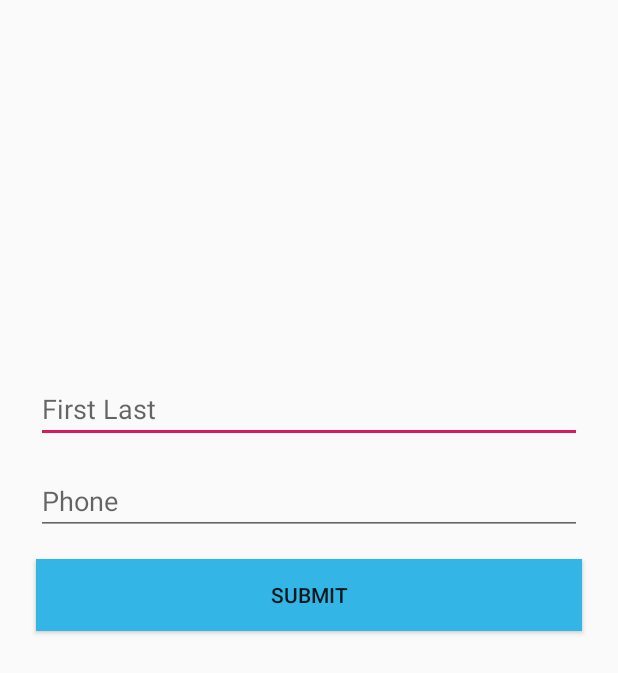
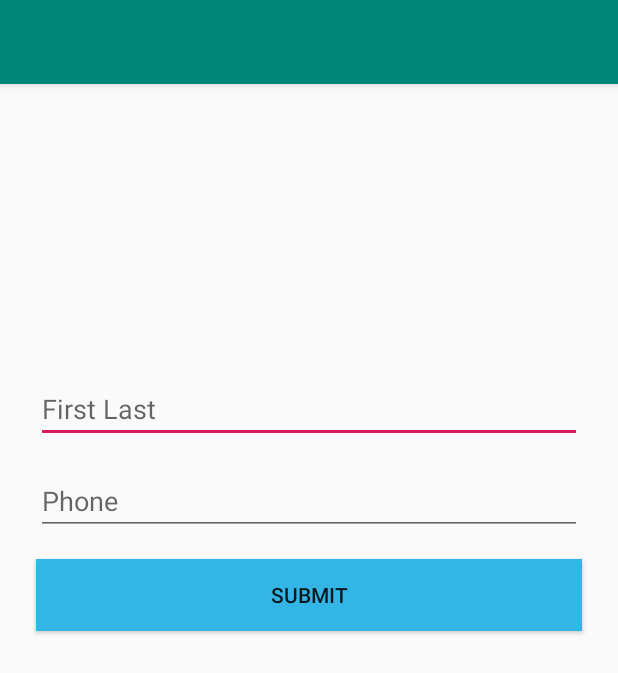
Before and after one commit to ryonryon/ciccc-android, an Android app: the AddContact screen opened directly, with no data from a screen before it, on a phone screen of 412 x 824 dp. Shown: the top 673 px of the screen. Run offline under Robolectric (Android 15) with nearby library versions, the phone set to English and light mode, and no system bars.

```diff
--- a/android/Assignment3ContantsApp/app/src/main/res/layout/activity_add_contact.xml
+++ b/android/Assignment3ContantsApp/app/src/main/res/layout/activity_add_contact.xml
@@ -1,10 +1,14 @@
 <?xml version="1.0" encoding="utf-8"?>
-<android.support.constraint.ConstraintLayout xmlns:android="http://schemas.android.com/apk/res/android"
+<android.support.constraint.ConstraintLayout
+    xmlns:android="http://schemas.android.com/apk/res/android"
     xmlns:app="http://schemas.android.com/apk/res-auto"
     xmlns:tools="http://schemas.android.com/tools"
     android:layout_width="match_parent"
     android:layout_height="match_parent"
     tools:context=".activities.AddContact">
+
+    <include android:id="@+id/toolbar"
+        layout="@layout/toolbar" />
 
     <EditText
         android:id="@+id/nameTV"
```
